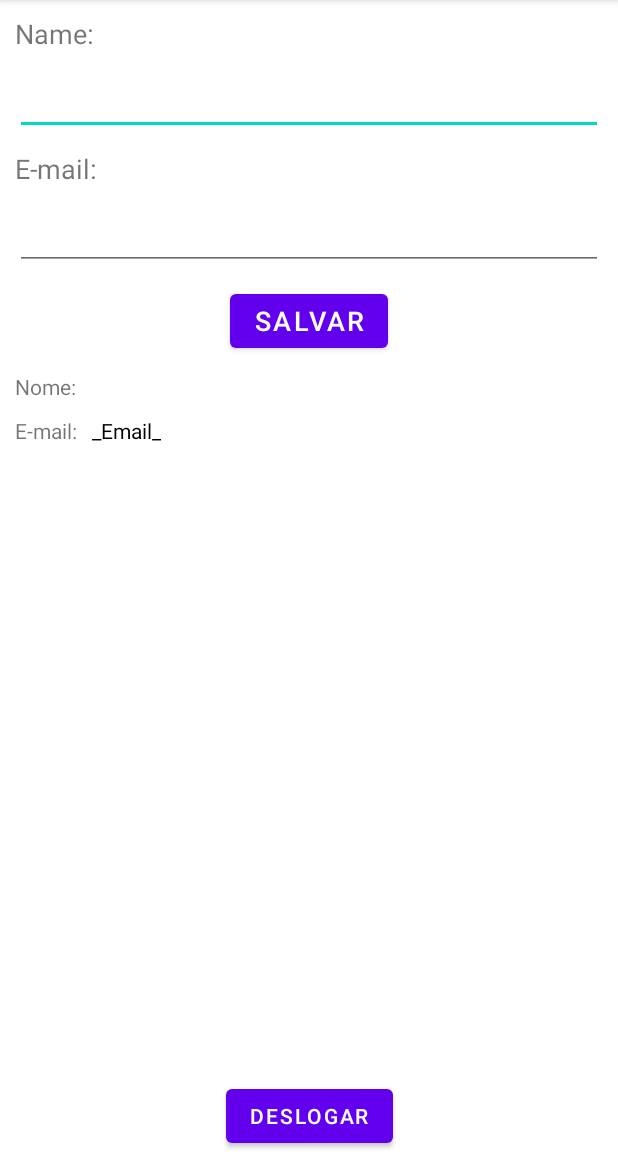
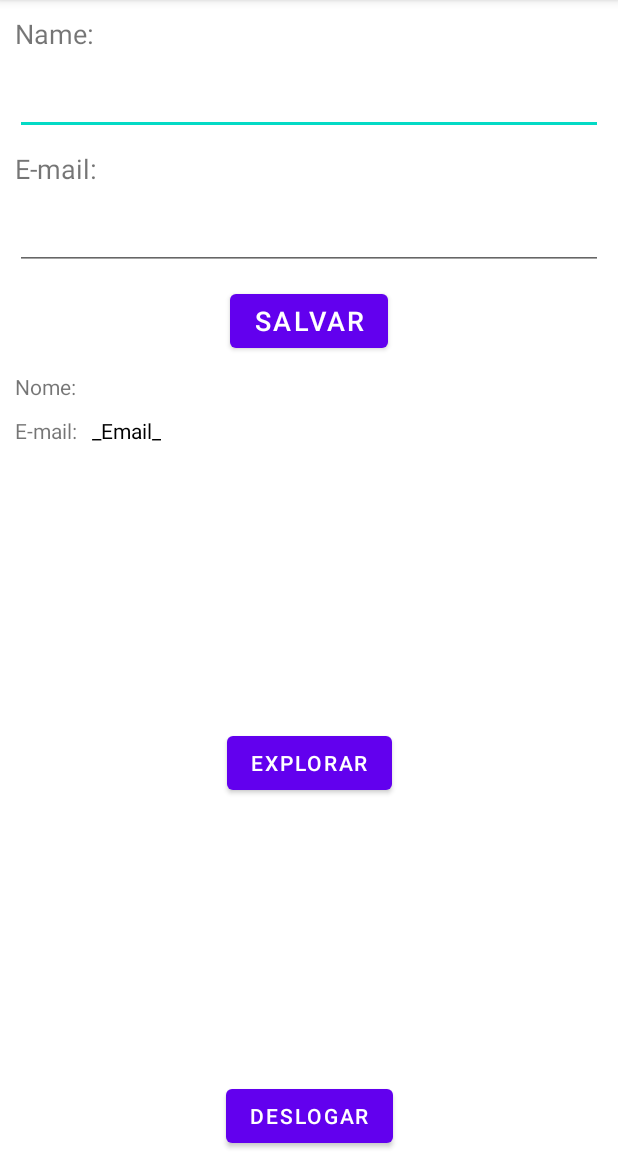
Before and after one commit to natalialbraz/firebase, an Android app: the screen it shows after launch once a user with an empty profile is signed in (HomeActivity), on a phone screen of 412 x 824 dp, the part 84-1236 px from its top. Run offline under Robolectric (Android 15) with nearby library versions, the phone set to English and light mode, and no system bars; our stand-ins replace Firebase (no records; nobody signed in at launch, a user with empty details on screens opened directly).

```diff
--- a/app/build.gradle
+++ b/app/build.gradle
@@ -47,7 +47,9 @@ dependencies {
     implementation 'com.google.android.gms:play-services-auth:19.0.0'
     implementation 'com.google.firebase:firebase-common-ktx:20.0.0'
     implementation 'com.google.firebase:firebase-database-ktx:20.0.2'
+    implementation 'com.google.firebase:firebase-storage-ktx:20.0.0'
     testImplementation 'junit:junit:4.13.2'
     androidTestImplementation 'androidx.test.ext:junit:1.1.3'
     androidTestImplementation 'androidx.test.espresso:espresso-core:3.4.0'
+    implementation 'com.squareup.picasso:picasso:2.71828'
 }
--- a/app/src/main/AndroidManifest.xml
+++ b/app/src/main/AndroidManifest.xml
@@ -9,6 +9,9 @@
         android:roundIcon="@mipmap/ic_launcher_round"
         android:supportsRtl="true"
         android:theme="@style/Theme.AulasFirebase">
+        <activity
+            android:name=".StorageActivity"
+            android:exported="true" />
         <activity
             android:name=".HomeActivity"
             android:exported="true" />
--- a/app/src/main/java/com/example/aulasfirebase/HomeActivity.kt
+++ b/app/src/main/java/com/example/aulasfirebase/HomeActivity.kt
@@ -24,6 +24,7 @@ import com.google.firebase.ktx.Firebase
 
 class HomeActivity : AppCompatActivity() {
     private lateinit var binding: ActivityHomeBinding
+
     override fun onCreate(savedInstanceState: Bundle?) {
         super.onCreate(savedInstanceState)
         binding = ActivityHomeBinding.inflate(layoutInflater)
@@ -67,6 +68,11 @@ class HomeActivity : AppCompatActivity() {
             }
 
         })
+        binding.btExplore.setOnClickListener {
+            val intent = Intent(this, StorageActivity::class.java)
+            startActivity(intent)
+            finish()
+        }
 
     }
     private fun logOut(){
--- a/app/src/main/res/layout/activity_home.xml
+++ b/app/src/main/res/layout/activity_home.xml
@@ -100,7 +100,16 @@
         app:layout_constraintStart_toEndOf="@id/tv_nowEmail"
         />
 
-
+    <Button
+        android:id="@+id/btExplore"
+        android:layout_width="wrap_content"
+        android:layout_height="wrap_content"
+        android:text="Explorar"
+        app:layout_constraintTop_toBottomOf="@id/tv_emailLoad"
+        app:layout_constraintStart_toStartOf="parent"
+        app:layout_constraintEnd_toEndOf="parent"
+        app:layout_constraintBottom_toTopOf="@id/btn_deslogar"
+        />
 
 
     <Button
```
Also changed, not shown: app/src/main/java/com/example/aulasfirebase/StorageActivity.kt (added, +65 -0 lines), app/src/main/res/layout/activity_storage.xml (added, +31 -0 lines).
